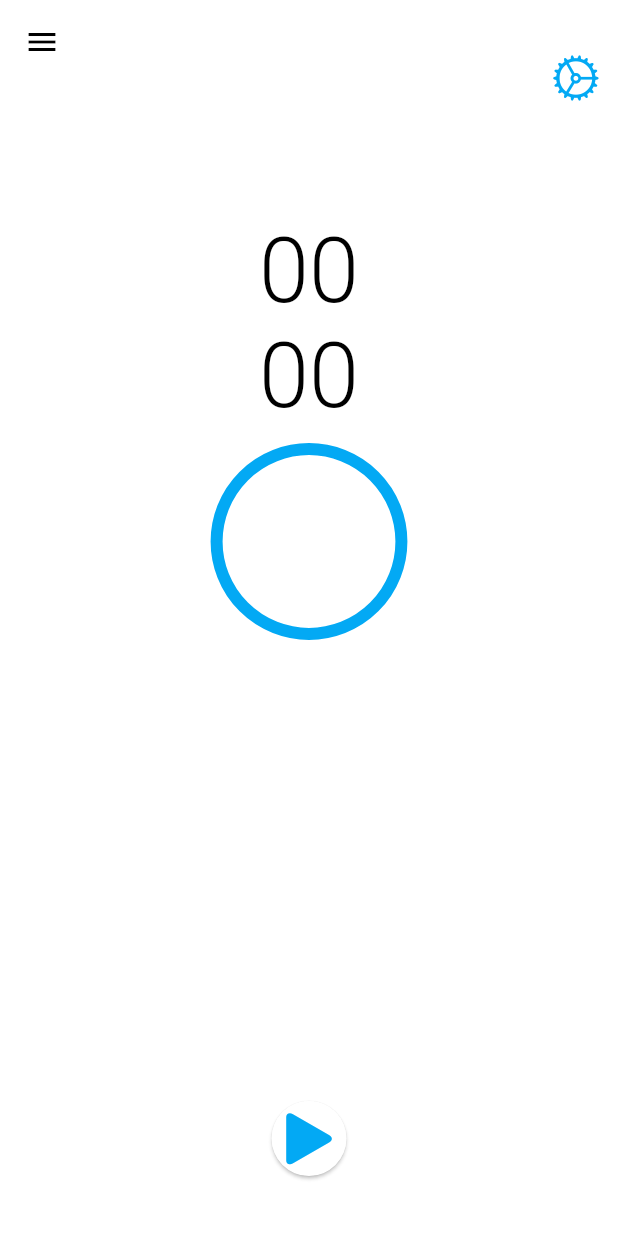
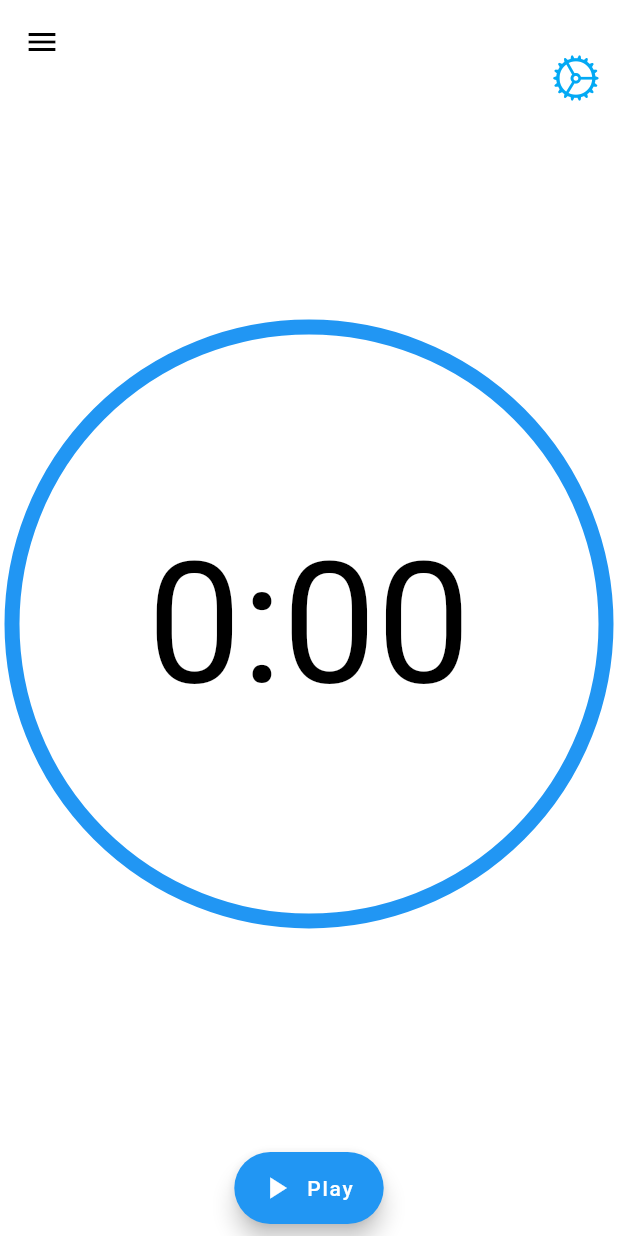
Before and after one commit to AlvinKuruvilla/stand-up, a Flutter app: the screen it shows after launch, after a tap on "Login", on a phone screen of 412 x 824 dp. Run offline on Flutter 3.47's test engine with Material 2 defaults, Android fonts, the phone set to English and light mode, and no system bars; our stand-ins replace introduction_screen.

Commit message:
Rewrite animated clock to be simpler

```diff
--- a/stand_up/lib/Pages/Timer/timer_page.dart
+++ b/stand_up/lib/Pages/Timer/timer_page.dart
@@ -47,7 +47,7 @@ class _TimerPageState extends State<TimerPage> {
           ),
         ),
         backgroundColor: Colors.white,
-        body: const AnimatedClock(),
+        body: const CountDownTimer(),
         floatingActionButton: Container(
           padding: const EdgeInsets.only(top: 40),
           child: Align(
--- a/stand_up/lib/Widgets/animated_clock.dart
+++ b/stand_up/lib/Widgets/animated_clock.dart
@@ -1,88 +1,77 @@
-import 'package:flutter/cupertino.dart';
+import 'package:flutter/material.dart';
 import 'package:stand_up/Widgets/timer_painter.dart';
-import 'package:flutter/material.dart';
 
 // TODO: The pause button does not turn back into a play button when pressed
 // TODO: Add functionality to reset the timer when a session is started
-
-class AnimatedClock extends StatefulWidget {
-  const AnimatedClock({super.key});
+class CountDownTimer extends StatefulWidget {
+  const CountDownTimer({super.key});
 
   @override
-  _AnimatedClockState createState() => _AnimatedClockState();
+  _CountDownTimerState createState() => _CountDownTimerState();
 }
 
-class _AnimatedClockState extends State<AnimatedClock>
+class _CountDownTimerState extends State<CountDownTimer>
     with TickerProviderStateMixin {
-  // Animation
-  late AnimationController animationController;
+  late AnimationController controller;
 
   String get timerString {
-    Duration duration =
-        animationController.duration! * animationController.value;
-    return '${duration.inMinutes.toString().padLeft(2, '0')}\n${(duration.inSeconds % 60).toString().padLeft(2, '0')}';
+    Duration duration = controller.duration! * controller.value;
+    return '${duration.inMinutes}:${(duration.inSeconds % 60).toString().padLeft(2, '0')}';
   }
 
   @override
   void initState() {
     super.initState();
-    animationController = AnimationController(
-        vsync: this, duration: const Duration(seconds: 1500));
+    controller = AnimationController(
+      vsync: this,
+      duration: const Duration(minutes: 2),
+    );
   }
 
   @override
   Widget build(BuildContext context) {
-    return AnimatedBuilder(
-        animation: animationController,
+    ThemeData themeData = Theme.of(context);
+    return Scaffold(
+      backgroundColor: Colors.white10,
+      body: AnimatedBuilder(
+          animation: controller,
           builder: (context, child) {
-          return Column(
-            crossAxisAlignment: CrossAxisAlignment.center,
+            return Stack(
+              children: <Widget>[
+                Padding(
+                  padding: const EdgeInsets.all(8.0),
+                  child: Column(
+                    mainAxisAlignment: MainAxisAlignment.spaceBetween,
                     children: <Widget>[
                       Expanded(
                         child: Align(
-                  alignment: FractionalOffset.topCenter,
-                  child: Padding(
-                    padding: const EdgeInsets.only(
-                        left: 52, right: 52, bottom: 0, top: 5),
+                          alignment: FractionalOffset.center,
                           child: AspectRatio(
-                      aspectRatio: 1,
+                            aspectRatio: 1.0,
                             child: Stack(
                               children: <Widget>[
-                          //Old value here was Positioned.fill()
-                          Positioned(
-                            top: 300,
-                            left: 0,
-                            right: 0,
-                            child: AnimatedBuilder(
-                                animation: animationController,
-                                builder: (BuildContext context, Widget? child) {
-                                  return CustomPaint(
-                                      painter: TimerPainter(
-                                          animation: animationController,
-                                          backgroundColor: Colors.lightBlue,
-                                          color: Colors.lightBlue));
-                                }),
+                                Positioned.fill(
+                                  child: CustomPaint(
+                                      painter: CustomTimerPainter(
+                                    animation: controller,
+                                    backgroundColor: Colors.white,
+                                    color: themeData.indicatorColor,
+                                  )),
                                 ),
                                 Align(
                                   alignment: FractionalOffset.center,
                                   child: Column(
-                              mainAxisAlignment: MainAxisAlignment.center,
-                              crossAxisAlignment: CrossAxisAlignment.center,
+                                    mainAxisAlignment:
+                                        MainAxisAlignment.spaceEvenly,
+                                    crossAxisAlignment:
+                                        CrossAxisAlignment.center,
                                     children: <Widget>[
-                                AnimatedBuilder(
-                                  animation: animationController,
-                                  builder:
-                                      (BuildContext context, Widget? child) {
-                                    return Text(
+                                      Text(
                                         timerString,
                                         style: const TextStyle(
-                                          //the old font size was 85
-                                          fontSize: 60.0,
-                                          fontWeight: FontWeight.w300,
+                                            fontSize: 112.0,
                                             color: Colors.black),
-                                    );
-                                  },
-                                )
+                                      ),
                                     ],
                                   ),
                                 ),
@@ -91,87 +80,32 @@ class _AnimatedClockState extends State<AnimatedClock>
                           ),
                         ),
                       ),
-              ),
-              Padding(
-                padding: const EdgeInsets.all(40),
-                child: Column(
-                  crossAxisAlignment: CrossAxisAlignment.center,
-                  children: <Widget>[
-                    // const Padding(
-                    //   padding: EdgeInsets.only(bottom: 50),
-                    //   child: Text(
-                    //     "Task Name",
-                    //     textAlign: TextAlign.center,
-                    //     style: TextStyle(
-                    //         color: Colors.black,
-                    //         fontWeight: FontWeight.w400,
-                    //         shadows: [
-                    //           Shadow(
-                    //               blurRadius: 5,
-                    //               color: Color.fromRGBO(0, 0, 0, 0.5),
-                    //               offset: Offset(0, 3))
-                    //         ],
-                    //         fontSize: 40),
-                    //   ),
-                    // ),
-                    // Padding(
-                    //   padding: const EdgeInsets.only(bottom: 55),
-                    //   child: Column(
-                    //     crossAxisAlignment: CrossAxisAlignment.center,
-                    //     children: const <Widget>[
-                    //       Text(
-                    //         "0/4",
-                    //         style: TextStyle(
-                    //           color: Colors.black,
-                    //           fontSize: 28,
-                    //           fontWeight: FontWeight.w600,
-                    //           letterSpacing: 4,
-                    //           shadows: [
-                    //             Shadow(
-                    //                 blurRadius: 5,
-                    //                 color: Color.fromRGBO(0, 0, 0, 0.2),
-                    //                 offset: Offset(0, 3))
-                    //           ],
-                    //         ),
-                    //       ),
-                    //     ],
-                    //   ),
-                    // ),
                       AnimatedBuilder(
-                      animation: animationController,
+                          animation: controller,
                           builder: (context, child) {
-                        return SizedBox(
-                          width: 50.0,
-                          height: 50.0,
-                          child: RawMaterialButton(
-                            fillColor: Colors.white,
-                            shape: const CircleBorder(),
-                            elevation: 1.0,
-                            child: Icon(
-                                (animationController.isAnimating)
-                                    ? CupertinoIcons.pause_solid
-                                    : CupertinoIcons.play_arrow_solid,
-                                size: 48,
-                                color: Colors.lightBlue),
+                            return FloatingActionButton.extended(
                                 onPressed: () {
-                              if (animationController.isAnimating) {
-                                animationController.stop();
+                                  if (controller.isAnimating) {
+                                    controller.stop();
                                   } else {
-                                animationController.reverse(
-                                    from: animationController.value == 0.0
+                                    controller.reverse(
+                                        from: controller.value == 0.0
                                             ? 1.0
-                                        : animationController.value);
+                                            : controller.value);
                                   }
                                 },
-                          ),
-                        );
-                      },
-                    ),
+                                icon: Icon(controller.isAnimating
+                                    ? Icons.pause
+                                    : Icons.play_arrow),
+                                label: Text(
+                                    controller.isAnimating ? "Pause" : "Play"));
+                          }),
                     ],
                   ),
                 ),
               ],
             );
-        });
+          }),
+    );
   }
 }
--- a/stand_up/lib/Widgets/timer_painter.dart
+++ b/stand_up/lib/Widgets/timer_painter.dart
@@ -1,34 +1,34 @@
 import 'package:flutter/material.dart';
-import 'dart:math';
+import 'dart:math' as math;
 
 // TODO: Show timer progress as it gets closer to zero
 
-class TimerPainter extends CustomPainter {
-  final Animation<double> animation;
-  final Color backgroundColor, color;
-
-  TimerPainter({
+class CustomTimerPainter extends CustomPainter {
+  CustomTimerPainter({
     required this.animation,
     required this.backgroundColor,
     required this.color,
   }) : super(repaint: animation);
 
+  final Animation<double> animation;
+  final Color backgroundColor, color;
+
   @override
   void paint(Canvas canvas, Size size) {
     Paint paint = Paint()
       ..color = backgroundColor
-      ..strokeWidth = 8.0
+      ..strokeWidth = 10.0
       ..strokeCap = StrokeCap.butt
       ..style = PaintingStyle.stroke;
-    // the old value was 2.0 instead of 5.0
-    canvas.drawCircle(size.center(Offset.zero), size.width / 5.0, paint);
+
+    canvas.drawCircle(size.center(Offset.zero), size.width / 0.1, paint);
     paint.color = color;
-    double progress = (1.0 - animation.value) * 2 * pi;
-    canvas.drawArc(Offset.zero & size, pi * 1.5, progress, false, paint);
+    double progress = (1.0 - animation.value) * 2 * math.pi;
+    canvas.drawArc(Offset.zero & size, math.pi * 1.5, -progress, false, paint);
   }
 
   @override
-  bool shouldRepaint(TimerPainter oldDelegate) {
+  bool shouldRepaint(CustomTimerPainter oldDelegate) {
     return animation.value != oldDelegate.animation.value ||
         color != oldDelegate.color ||
         backgroundColor != oldDelegate.backgroundColor;
```
Lines whose indentation alone changed are shown as unchanged.
